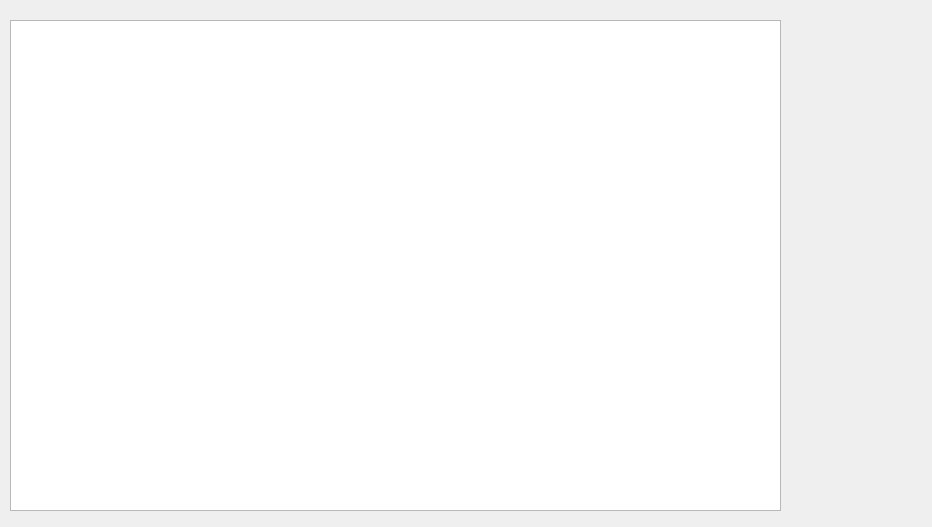
Old version of the form BusBar-Qt/logs/logbranch/logbranchelewid.ui in the repository luozhiyong131/BusBar.
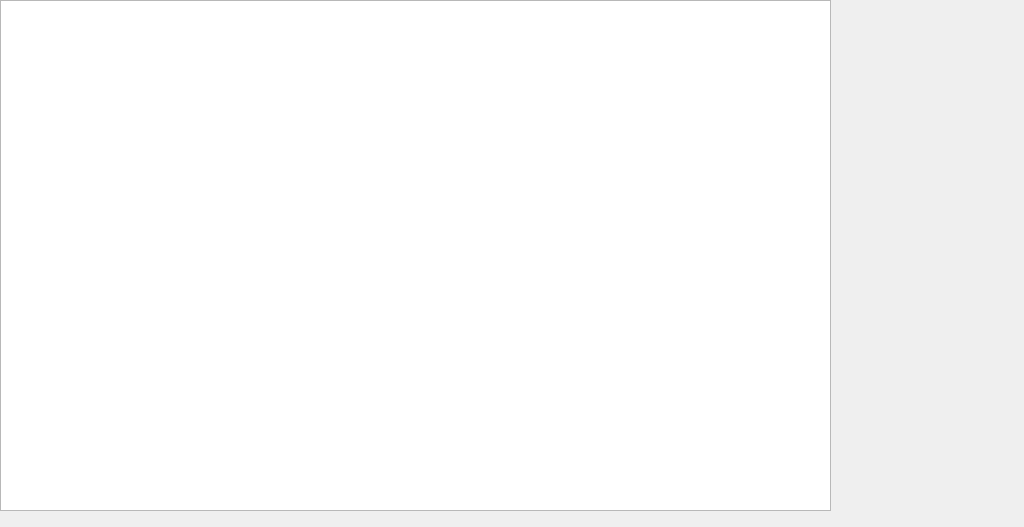
New version of the form.

Patch:
```diff
--- a/BusBar-Qt/logs/logbranch/logbranchelewid.ui
+++ b/BusBar-Qt/logs/logbranch/logbranchelewid.ui
@@ -6,7 +6,7 @@
    <rect>
     <x>0</x>
     <y>0</y>
-    <width>932</width>
+    <width>1024</width>
     <height>527</height>
    </rect>
   </property>
@@ -16,20 +16,20 @@
   <widget class="QTableView" name="tableView">
    <property name="geometry">
     <rect>
-     <x>10</x>
-     <y>20</y>
-     <width>771</width>
-     <height>491</height>
+     <x>0</x>
+     <y>0</y>
+     <width>831</width>
+     <height>511</height>
     </rect>
    </property>
   </widget>
   <widget class="QWidget" name="widget" native="true">
    <property name="geometry">
     <rect>
-     <x>790</x>
-     <y>30</y>
-     <width>120</width>
-     <height>411</height>
+     <x>839</x>
+     <y>40</y>
+     <width>181</width>
+     <height>461</height>
     </rect>
    </property>
   </widget>
```
